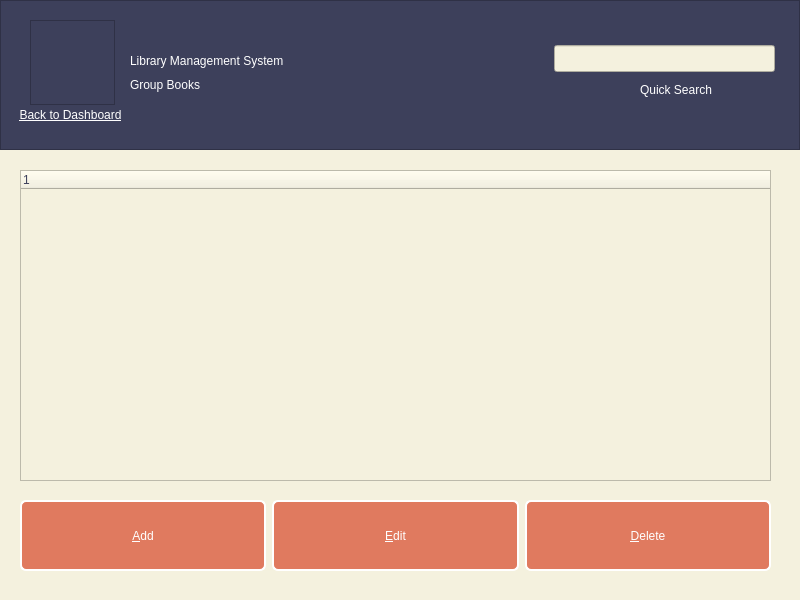
Qt form groupbooks.ui (kianmajl/Library) before a commit.
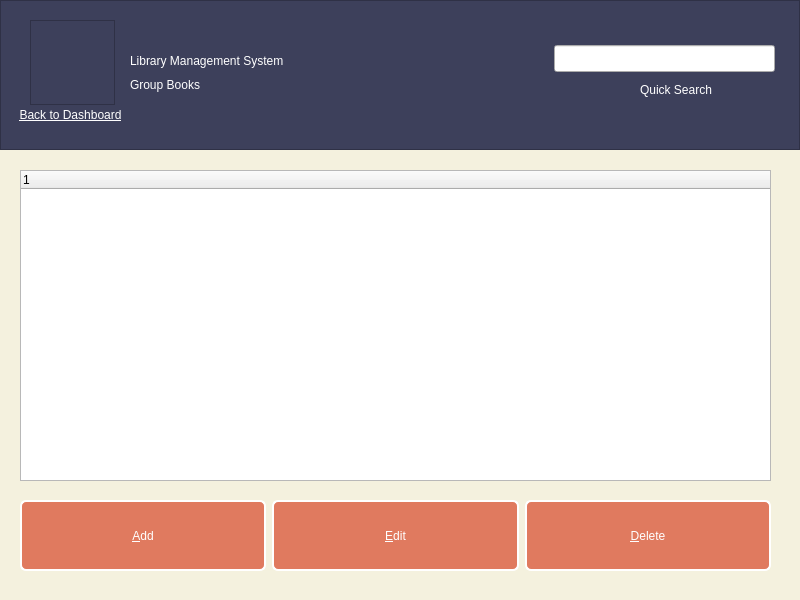
The same form after that commit. Icons and pictures are not drawn.

Diff of the .ui file:
```diff
--- a/groupbooks.ui
+++ b/groupbooks.ui
@@ -18,7 +18,7 @@
     <normaloff>:/icons/icons/library.png</normaloff>:/icons/icons/library.png</iconset>
   </property>
   <property name="styleSheet">
-   <string notr="true">QWidget
+   <string notr="true">#groupBooks
 {
 	background-color: rgb(244, 241, 222);
 	color: rgb(61, 64, 91);
@@ -217,6 +217,11 @@
      <height>311</height>
     </rect>
    </property>
+   <column>
+    <property name="text">
+     <string notr="true">1</string>
+    </property>
+   </column>
   </widget>
  </widget>
  <resources>
```
